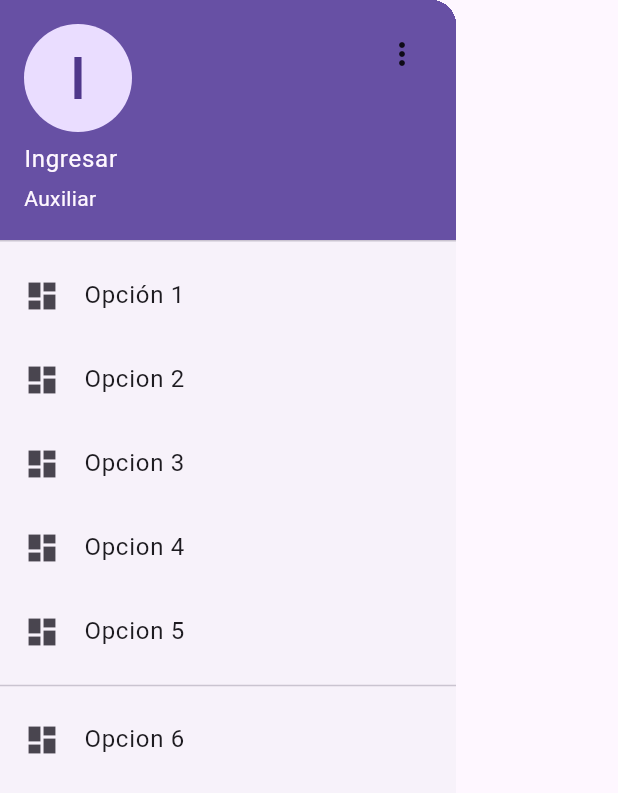
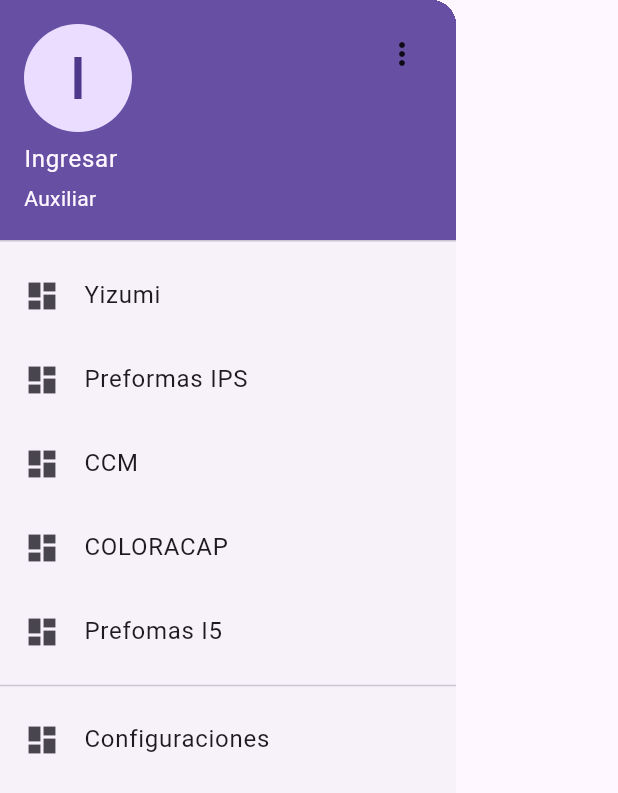
Before and after one commit to jos357/PREFORSA, a Flutter app: the CustomDrawer widget shown alone on an empty page, opened directly, on a phone screen of 412 x 824 dp. Shown: the top 793 px of the screen. Run offline on Flutter 3.47's test engine with Material 3 defaults, Android fonts, the phone set to English and light mode, and no system bars; our stand-ins replace cloud_firestore, firebase_core; accounts and stored records are empty.

Commit message:
Cambio del drawer

```diff
--- a/preforsa/lib/widgets/custom_drawer.dart
+++ b/preforsa/lib/widgets/custom_drawer.dart
@@ -69,35 +69,35 @@ class CustomDrawer extends StatelessWidget {
           // Opciones del Drawer
           ListTile(
             leading: const Icon(Icons.dashboard),
-            title: const Text('Opción 1'),
+            title: const Text('Yizumi'),
             onTap: () {
               Navigator.pop(context);
             },
           ),
           ListTile(
             leading: const Icon(Icons.dashboard),
-            title: const Text('Opcion 2'),
+            title: const Text('Preformas IPS'),
             onTap: () {
               Navigator.pop(context);
             },
           ),
           ListTile(
             leading: const Icon(Icons.dashboard),
-            title: const Text('Opcion 3'),
+            title: const Text('CCM'),
             onTap: () {
               Navigator.pop(context);
             },
           ),
           ListTile(
             leading: const Icon(Icons.dashboard),
-            title: const Text('Opcion 4'),
+            title: const Text('COLORACAP'),
             onTap: () {
               Navigator.pop(context);
             },
           ),
           ListTile(
             leading: const Icon(Icons.dashboard),
-            title: const Text('Opcion 5'),
+            title: const Text('Prefomas I5'),
             onTap: () {
               Navigator.pop(context);
             },
@@ -105,7 +105,7 @@ class CustomDrawer extends StatelessWidget {
           const Divider(),
           ListTile(
             leading: const Icon(Icons.dashboard),
-            title: const Text('Opcion 6'),
+            title: const Text('Configuraciones'),
             onTap: () {
               Navigator.pop(context);
             },
```
Also changed, not shown: preforsa/lib/screens/lineas/screen_preforma_ips.dart (+8 -1 lines).
